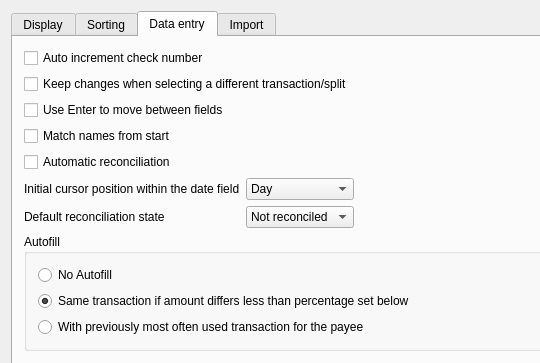
KDE/kmymoney, file kmymoney/dialogs/settings/ksettingsregister.ui: the form before one commit; both pictures show x 0 to 540 and y 0 to 363 of the 632 by 512 pixel window.
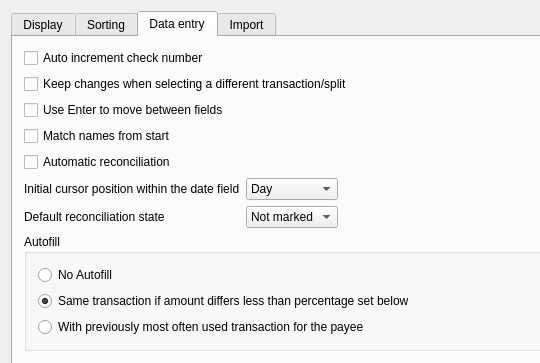
The form after the commit. The open tabs and pages were chosen to show the change. Custom widgets are drawn as their Qt base class.

Commit message: Fix description of reconciliation setting

What changed in the file:
```diff
--- a/kmymoney/dialogs/settings/ksettingsregister.ui
+++ b/kmymoney/dialogs/settings/ksettingsregister.ui
@@ -332,7 +332,7 @@
            </property>
            <item>
             <property name="text">
-             <string>Not reconciled</string>
+             <string>Not marked</string>
             </property>
            </item>
            <item>
```
